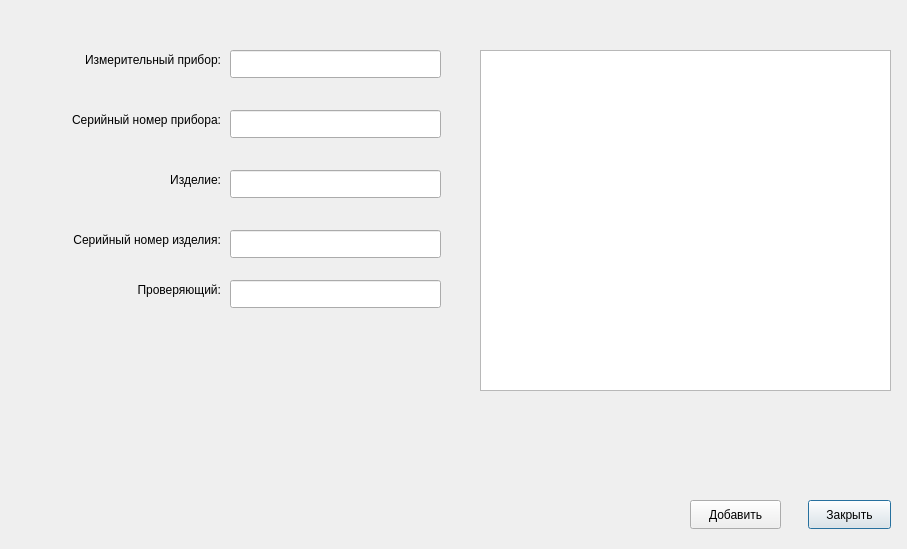
Nikonoffcmi/diplome, file adddatafile.ui: the form before one commit.
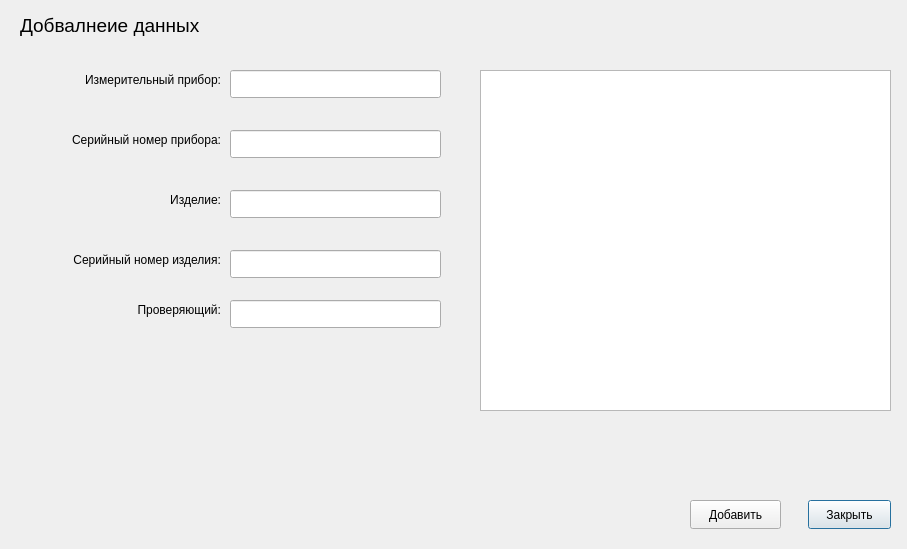
The form after the commit.

```diff
--- a/adddatafile.ui
+++ b/adddatafile.ui
@@ -43,7 +43,7 @@
    <property name="geometry">
     <rect>
      <x>480</x>
-     <y>50</y>
+     <y>70</y>
      <width>411</width>
      <height>341</height>
     </rect>
@@ -53,7 +53,7 @@
    <property name="geometry">
     <rect>
      <x>20</x>
-     <y>50</y>
+     <y>70</y>
      <width>201</width>
      <height>20</height>
     </rect>
@@ -66,7 +66,7 @@
    <property name="geometry">
     <rect>
      <x>20</x>
-     <y>110</y>
+     <y>130</y>
      <width>201</width>
      <height>21</height>
     </rect>
@@ -79,7 +79,7 @@
    <property name="geometry">
     <rect>
      <x>40</x>
-     <y>170</y>
+     <y>190</y>
      <width>181</width>
      <height>20</height>
     </rect>
@@ -92,7 +92,7 @@
    <property name="geometry">
     <rect>
      <x>30</x>
-     <y>230</y>
+     <y>250</y>
      <width>191</width>
      <height>20</height>
     </rect>
@@ -105,7 +105,7 @@
    <property name="geometry">
     <rect>
      <x>230</x>
-     <y>50</y>
+     <y>70</y>
      <width>211</width>
      <height>28</height>
     </rect>
@@ -115,7 +115,7 @@
    <property name="geometry">
     <rect>
      <x>230</x>
-     <y>110</y>
+     <y>130</y>
      <width>211</width>
      <height>28</height>
     </rect>
@@ -125,7 +125,7 @@
    <property name="geometry">
     <rect>
      <x>230</x>
-     <y>170</y>
+     <y>190</y>
      <width>211</width>
      <height>28</height>
     </rect>
@@ -135,7 +135,7 @@
    <property name="geometry">
     <rect>
      <x>230</x>
-     <y>230</y>
+     <y>250</y>
      <width>211</width>
      <height>28</height>
     </rect>
@@ -145,7 +145,7 @@
    <property name="geometry">
     <rect>
      <x>30</x>
-     <y>280</y>
+     <y>300</y>
      <width>191</width>
      <height>20</height>
     </rect>
@@ -158,12 +158,25 @@
    <property name="geometry">
     <rect>
      <x>230</x>
-     <y>280</y>
+     <y>300</y>
      <width>211</width>
      <height>28</height>
     </rect>
    </property>
   </widget>
+  <widget class="QLabel" name="label_6">
+   <property name="geometry">
+    <rect>
+     <x>20</x>
+     <y>10</y>
+     <width>221</width>
+     <height>31</height>
+    </rect>
+   </property>
+   <property name="text">
+    <string>&lt;html&gt;&lt;head/&gt;&lt;body&gt;&lt;p&gt;&lt;span style=&quot; font-size:14pt;&quot;&gt;Добвалнеие данных&lt;/span&gt;&lt;/p&gt;&lt;/body&gt;&lt;/html&gt;</string>
+   </property>
+  </widget>
  </widget>
  <resources/>
  <connections/>
```
